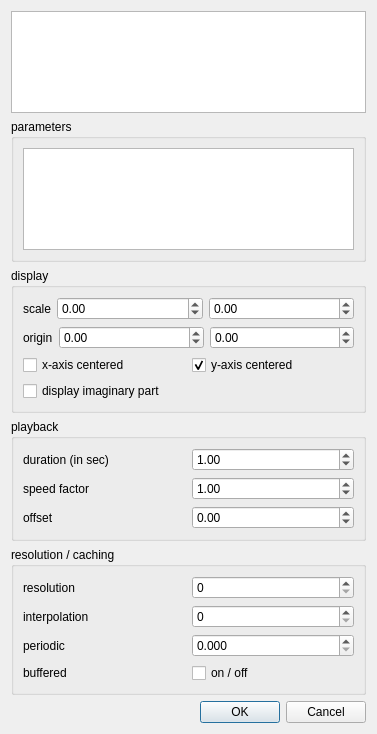
Above: src/view/ui/functiondisplayoptions.ui from EsGeh/function-graph-explorer before the change. Below: the same form after it.
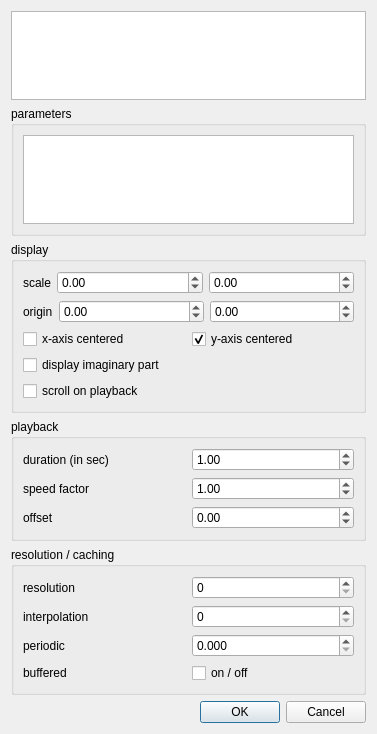
That is the form after the change.

Commit message: optionally auto scroll on playback, default: true.

The edit to the form file:
```diff
--- a/src/view/ui/functiondisplayoptions.ui
+++ b/src/view/ui/functiondisplayoptions.ui
@@ -164,6 +164,13 @@
         </property>
        </widget>
       </item>
+      <item>
+       <widget class="QCheckBox" name="autoScrollOnPlayback">
+        <property name="text">
+         <string>scroll on playback</string>
+        </property>
+       </widget>
+      </item>
      </layout>
     </widget>
    </item>
```
The commit also changes 4 other files.
